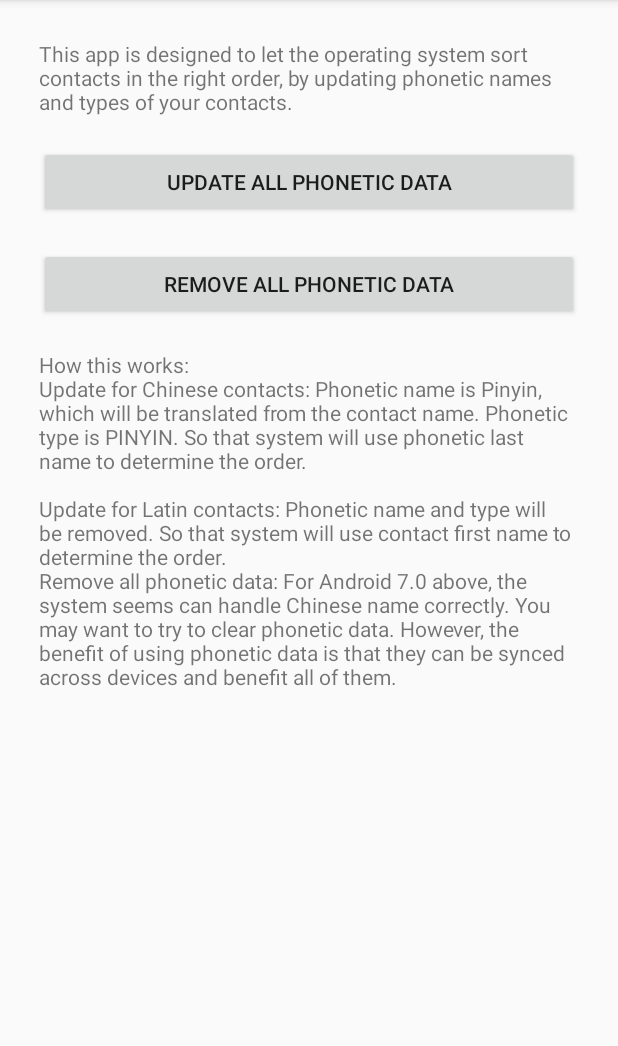
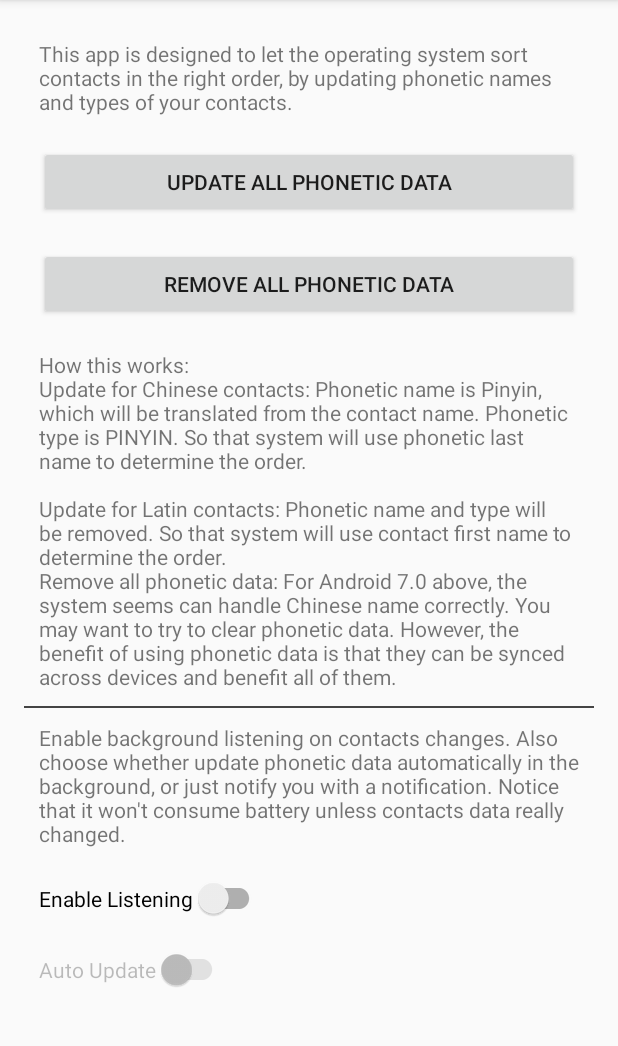
Before and after one commit to ranmocy/MonkeyTree, an Android app: the screen it shows after launch (MainActivity), on a phone screen of 412 x 824 dp, the part 84-1130 px from its top. Run offline under Robolectric (Android 15) with nearby library versions, the light colour scheme and no system bars; libraries missing offline, so code that uses them is left out: com.ibm.icu.

Commit message:
add background monitoring ui

```diff
--- a/app/src/main/java/me/ranmocy/monkeytree/InstructionFragment.java
+++ b/app/src/main/java/me/ranmocy/monkeytree/InstructionFragment.java
@@ -2,12 +2,15 @@ package me.ranmocy.monkeytree;
 
 
 import android.content.Context;
+import android.os.Build;
 import android.os.Bundle;
 import android.support.v4.app.Fragment;
+import android.support.v7.widget.SwitchCompat;
 import android.util.Log;
 import android.view.LayoutInflater;
 import android.view.View;
 import android.view.ViewGroup;
+import android.widget.CompoundButton;
 import android.widget.Toast;
 
 
@@ -42,6 +45,27 @@ public final class InstructionFragment extends Fragment implements View.OnClickL
         View rootView = inflater.inflate(R.layout.fragment_instruction, container, false);
         rootView.findViewById(R.id.btn_update_all).setOnClickListener(this);
         rootView.findViewById(R.id.btn_clear_all).setOnClickListener(this);
+
+        // job that depends on contact changes requires sdk 24
+        if (Build.VERSION.SDK_INT >= Build.VERSION_CODES.N) {
+            rootView.findViewById(R.id.monitoring_container).setVisibility(View.VISIBLE);
+            final SwitchCompat monitoringSwitch = (SwitchCompat) rootView.findViewById(R.id.switch_monitoring);
+            final SwitchCompat backgroundSwitch = (SwitchCompat) rootView.findViewById(R.id.switch_background);
+
+            monitoringSwitch.setOnCheckedChangeListener(new CompoundButton.OnCheckedChangeListener() {
+                @Override
+                public void onCheckedChanged(CompoundButton buttonView, boolean isChecked) {
+                    backgroundSwitch.setEnabled(isChecked);
+                }
+            });
+            backgroundSwitch.setOnCheckedChangeListener(new CompoundButton.OnCheckedChangeListener() {
+                @Override
+                public void onCheckedChanged(CompoundButton buttonView, boolean isChecked) {
+
+                }
+            });
+        }
+
         return rootView;
     }
 
--- a/app/src/main/res/layout/fragment_instruction.xml
+++ b/app/src/main/res/layout/fragment_instruction.xml
@@ -1,5 +1,6 @@
 <ScrollView
     xmlns:android="http://schemas.android.com/apk/res/android"
+    xmlns:app="http://schemas.android.com/apk/res-auto"
     xmlns:tools="http://schemas.android.com/tools"
     android:layout_width="match_parent"
     android:layout_height="match_parent"
@@ -13,6 +14,7 @@
         android:paddingLeft="@dimen/activity_horizontal_margin"
         android:paddingRight="@dimen/activity_horizontal_margin"
         android:paddingTop="@dimen/activity_vertical_margin">
+
 
         <TextView
             android:layout_width="wrap_content"
@@ -40,6 +42,41 @@
             android:layout_margin="10dp"
             android:text="@string/main_description"/>
 
+        <LinearLayout
+            android:id="@+id/monitoring_container"
+            android:layout_width="match_parent"
+            android:layout_height="wrap_content"
+            android:orientation="vertical"
+            android:visibility="gone">
+
+            <View
+                android:layout_width="match_parent"
+                android:layout_height="1dp"
+                android:background="#444"/>
+
+            <TextView
+                android:layout_width="match_parent"
+                android:layout_height="wrap_content"
+                android:layout_margin="10dp"
+                android:text="@string/job_description"/>
+
+            <android.support.v7.widget.SwitchCompat
+                android:id="@+id/switch_monitoring"
+                android:layout_width="wrap_content"
+                android:layout_height="wrap_content"
+                android:layout_margin="10dp"
+                android:text="@string/switch_monitoring"/>
+
+            <android.support.v7.widget.SwitchCompat
+                android:id="@+id/switch_background"
+                android:layout_width="wrap_content"
+                android:layout_height="wrap_content"
+                android:layout_margin="10dp"
+                android:text="@string/switch_background"
+                android:enabled="false"/>
+
+        </LinearLayout>
+
     </LinearLayout>
 
 </ScrollView>
--- a/app/src/main/res/values/strings.xml
+++ b/app/src/main/res/values/strings.xml
@@ -1,5 +1,6 @@
 <resources>
     <string name="app_name" translatable="false">Monkey Tree</string>
+
 
     <!-- MainActivity -->
     <string name="dialog_permission_message">
@@ -11,6 +12,7 @@
     <string name="all_cleared">All phonetic data are cleared!</string>
     <string name="dialog_reading">Reading contacts…</string>
     <string name="dialog_fixing">Fixing contacts…</string>
+
 
     <!-- InstructionFragment -->
     <string name="main_header">
@@ -37,6 +39,15 @@
         Transliterator data is missing, can not process
     </string>
 
+    <string name="job_description">
+        Enable background listening on contacts changes. Also choose whether update phonetic data
+        automatically in the background, or just notify you with a notification. Notice that it
+        won\'t consume battery unless contacts data really changed.
+    </string>
+    <string name="switch_monitoring">Enable Listening</string>
+    <string name="switch_background">Auto Update</string>
+
+
     <!-- ContactSelectFragment -->
     <string name="contact_list_description">
         This is the preview of phonetic names that need to be updated. Please select all contacts
```
Also changed, not shown: 2 other files.
